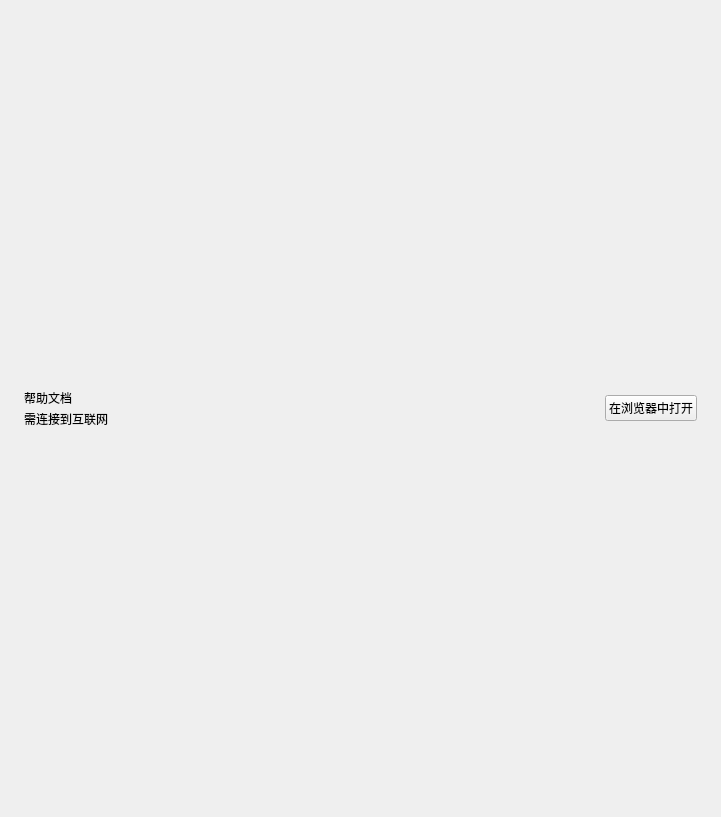
This is view/menu/help.ui in yhlhoh/Class-Widgets as Qt 5 draws it before an edit. The edited form follows.
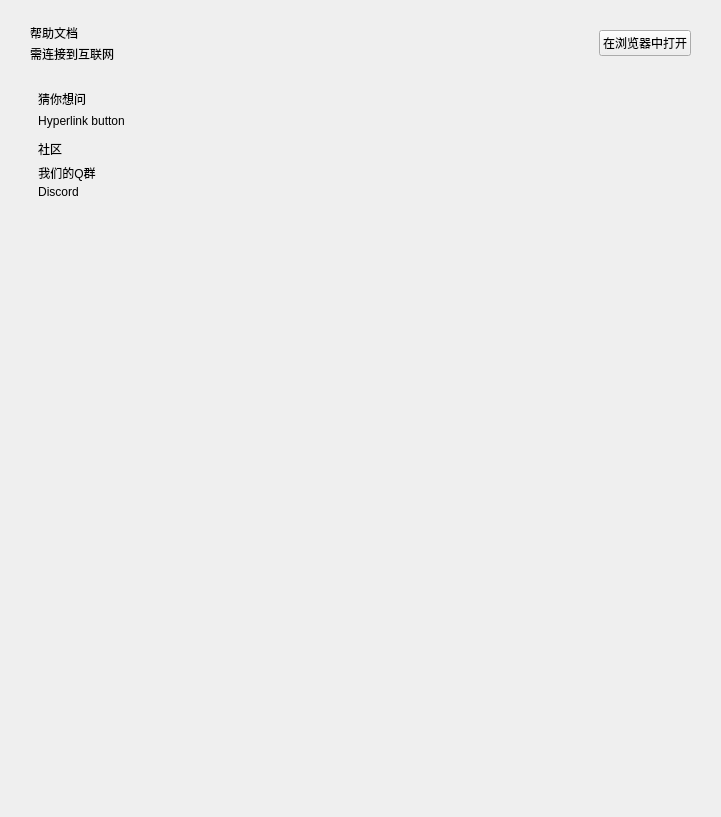
This is the edited form. Custom widgets are drawn as their Qt base class.

The edit to the form file:
```diff
--- a/view/menu/help.ui
+++ b/view/menu/help.ui
@@ -30,14 +30,18 @@
     <number>24</number>
    </property>
    <item>
-    <layout class="QVBoxLayout" name="verticalLayout">
-     <property name="spacing">
-      <number>3</number>
-     </property>
-     <item>
       <layout class="QHBoxLayout" name="horizontalLayout">
+     <property name="leftMargin">
+      <number>6</number>
+     </property>
+     <property name="rightMargin">
+      <number>6</number>
+     </property>
        <item>
         <layout class="QVBoxLayout" name="verticalLayout_4">
+       <property name="spacing">
+        <number>3</number>
+       </property>
          <item>
           <widget class="TitleLabel" name="TitleLabel">
            <property name="text">
@@ -84,23 +88,181 @@
       </layout>
      </item>
      <item>
-      <layout class="QVBoxLayout" name="web"/>
-     </item>
-    </layout>
+    <widget class="SmoothScrollArea" name="adv_scroll">
+     <property name="styleSheet">
+      <string notr="true">background: transparent; border: none</string>
+     </property>
+     <property name="widgetResizable">
+      <bool>true</bool>
+     </property>
+     <widget class="QWidget" name="scrollAreaWidgetContents_2">
+      <property name="geometry">
+       <rect>
+        <x>0</x>
+        <y>0</y>
+        <width>673</width>
+        <height>688</height>
+       </rect>
+      </property>
+      <layout class="QVBoxLayout" name="verticalLayout_26">
+       <property name="spacing">
+        <number>12</number>
+       </property>
+       <property name="leftMargin">
+        <number>14</number>
+       </property>
+       <property name="topMargin">
+        <number>9</number>
+       </property>
+       <property name="rightMargin">
+        <number>16</number>
+       </property>
+       <item>
+        <layout class="QVBoxLayout" name="verticalLayout_27">
+         <property name="spacing">
+          <number>6</number>
+         </property>
+         <item>
+          <widget class="SubtitleLabel" name="SubtitleLabel_5">
+           <property name="text">
+            <string>猜你想问</string>
+           </property>
+          </widget>
+         </item>
+         <item>
+          <layout class="QVBoxLayout" name="common_question">
+           <property name="spacing">
+            <number>3</number>
+           </property>
+           <item>
+            <widget class="HyperlinkButton" name="HyperlinkButton">
+             <property name="sizePolicy">
+              <sizepolicy hsizetype="Maximum" vsizetype="Fixed">
+               <horstretch>0</horstretch>
+               <verstretch>0</verstretch>
+              </sizepolicy>
+             </property>
+             <property name="text">
+              <string>Hyperlink button</string>
+             </property>
+            </widget>
+           </item>
+          </layout>
+         </item>
+        </layout>
+       </item>
+       <item>
+        <layout class="QVBoxLayout" name="verticalLayout_28">
+         <property name="spacing">
+          <number>6</number>
+         </property>
+         <item>
+          <widget class="SubtitleLabel" name="SubtitleLabel_6">
+           <property name="text">
+            <string>社区</string>
+           </property>
+          </widget>
+         </item>
+         <item>
+          <layout class="QVBoxLayout" name="common_question_2">
+           <property name="spacing">
+            <number>3</number>
+           </property>
+           <item>
+            <widget class="HyperlinkButton" name="HyperlinkButton_3">
+             <property name="sizePolicy">
+              <sizepolicy hsizetype="Maximum" vsizetype="Fixed">
+               <horstretch>0</horstretch>
+               <verstretch>0</verstretch>
+              </sizepolicy>
+             </property>
+             <property name="text">
+              <string>我们的Q群</string>
+             </property>
+            </widget>
+           </item>
+           <item>
+            <widget class="HyperlinkButton" name="HyperlinkButton_2">
+             <property name="sizePolicy">
+              <sizepolicy hsizetype="Maximum" vsizetype="Fixed">
+               <horstretch>0</horstretch>
+               <verstretch>0</verstretch>
+              </sizepolicy>
+             </property>
+             <property name="text">
+              <string>Discord</string>
+             </property>
+            </widget>
+           </item>
+          </layout>
+         </item>
+        </layout>
+       </item>
+       <item>
+        <widget class="QFrame" name="blank_2">
+         <property name="minimumSize">
+          <size>
+           <width>0</width>
+           <height>25</height>
+          </size>
+         </property>
+         <property name="frameShape">
+          <enum>QFrame::StyledPanel</enum>
+         </property>
+         <property name="frameShadow">
+          <enum>QFrame::Raised</enum>
+         </property>
+         <property name="lineWidth">
+          <number>5</number>
+         </property>
+        </widget>
+       </item>
+       <item>
+        <spacer name="verticalSpacer_2">
+         <property name="orientation">
+          <enum>Qt::Vertical</enum>
+         </property>
+         <property name="sizeHint" stdset="0">
+          <size>
+           <width>20</width>
+           <height>40</height>
+          </size>
+         </property>
+        </spacer>
+       </item>
+      </layout>
+     </widget>
+    </widget>
    </item>
   </layout>
  </widget>
  <customwidgets>
+  <customwidget>
+   <class>HyperlinkButton</class>
+   <extends>PushButton</extends>
+   <header>qfluentwidgets</header>
+  </customwidget>
   <customwidget>
    <class>PushButton</class>
    <extends>QPushButton</extends>
    <header>qfluentwidgets</header>
   </customwidget>
+  <customwidget>
+   <class>SmoothScrollArea</class>
+   <extends>QScrollArea</extends>
+   <header>qfluentwidgets</header>
+   <container>1</container>
+  </customwidget>
   <customwidget>
    <class>CaptionLabel</class>
    <extends>QLabel</extends>
    <header>qfluentwidgets</header>
   </customwidget>
+  <customwidget>
+   <class>SubtitleLabel</class>
+   <extends>QLabel</extends>
+   <header>qfluentwidgets</header>
+  </customwidget>
   <customwidget>
    <class>TitleLabel</class>
    <extends>QLabel</extends>
```
Lines whose indentation alone changed are shown as unchanged.
